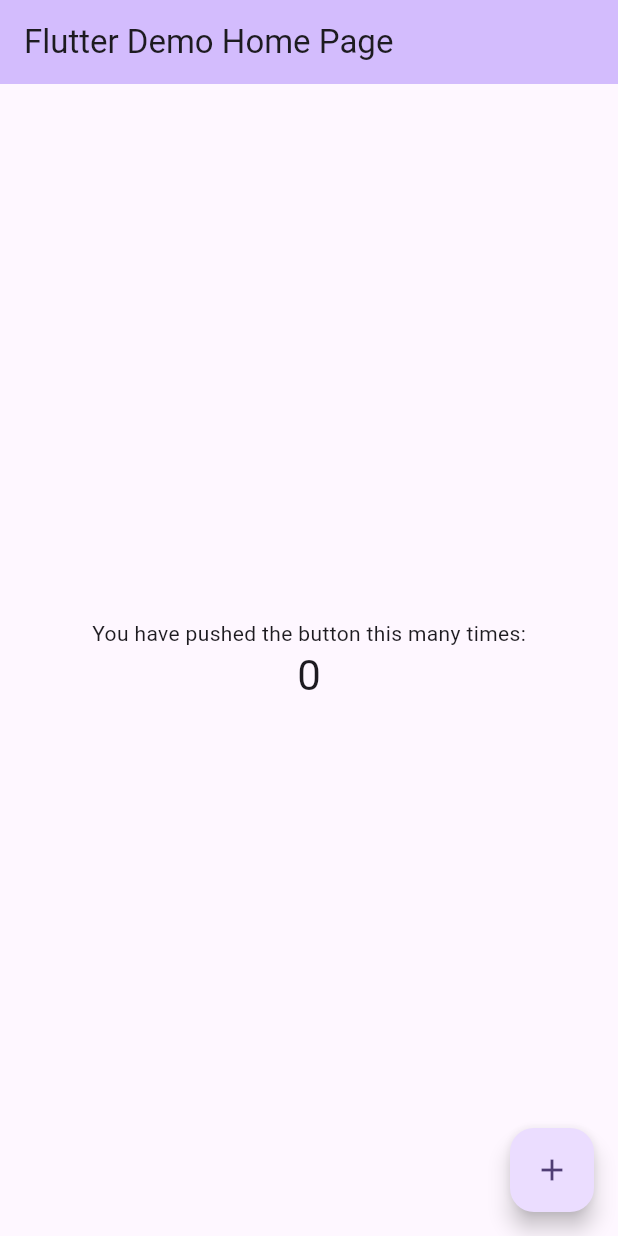
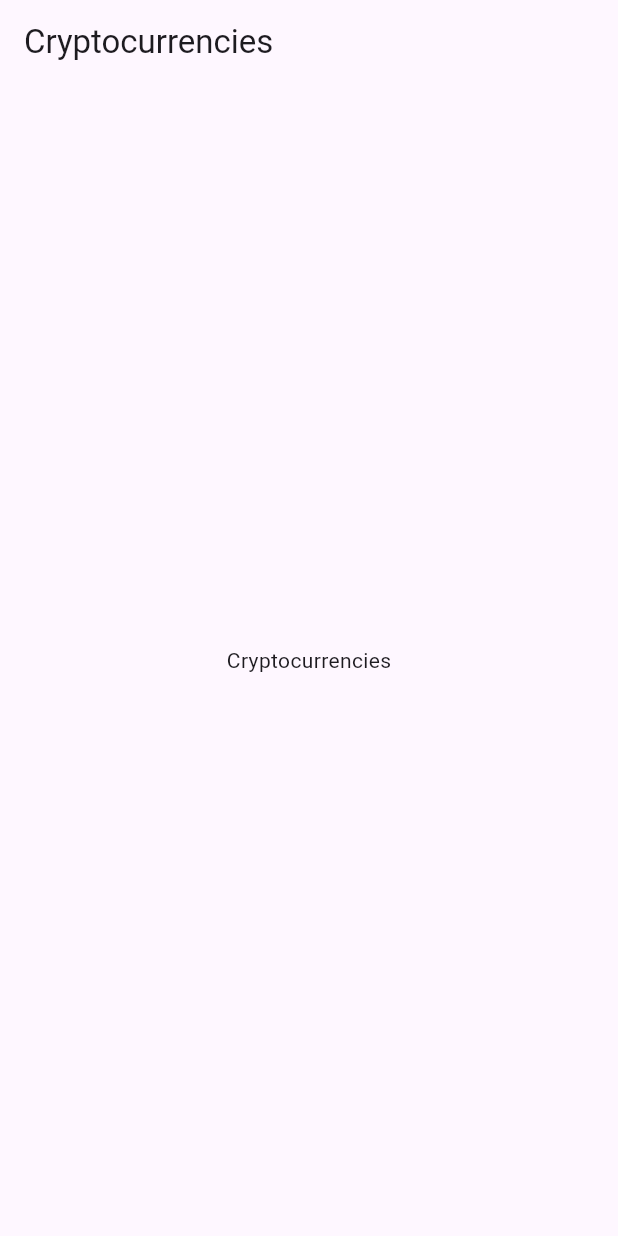
Before and after one commit to vjayrajput/WindmillDigitalPoc, a Flutter app: the screen it shows after launch, on a phone screen of 412 x 824 dp. Run offline on Flutter 3.47's test engine with Material 3 defaults, Android fonts, the phone set to English and light mode, and no system bars; our stand-ins replace dio, equatable, flutter_bloc, get_it.

Commit message:
- home screen entry created

```diff
--- a/lib/core/resources/strings.dart
+++ b/lib/core/resources/strings.dart
@@ -22,4 +22,7 @@ class Strings {
   static const String connectionFailedCheckYourConnection =
       "Connection failed. Check your internet connection.";
   static const String failedToLoadCryptocurrencies = "Failed to load cryptocurrencies with status:";
+
+  static const String routeHome = "/";
+  static const String appTitle = "Cryptocurrencies";
 }
--- a/lib/main.dart
+++ b/lib/main.dart
@@ -1,8 +1,9 @@
 import 'package:flutter/material.dart';
 import 'package:flutter_bloc/flutter_bloc.dart';
+import 'package:windmill_digital_poc/core/resources/strings.dart';
 import 'package:windmill_digital_poc/di/di.dart';
-
-import 'presentation/bloc/cryptocurrency_bloc.dart';
+import 'package:windmill_digital_poc/presentation/bloc/cryptocurrency_bloc.dart';
+import 'package:windmill_digital_poc/presentation/pages/home_page.dart';
 
 void main() {
   setupDependencies();
@@ -17,119 +18,18 @@
 class MyApp extends StatelessWidget {
   const MyApp({super.key});
 
-  // This widget is the root of your application.
   @override
   Widget build(BuildContext context) {
     return MaterialApp(
-      title: 'Flutter Demo',
+      title: Strings.appTitle,
       theme: ThemeData(
-        // This is the theme of your application.
-        //
-        // TRY THIS: Try running your application with "flutter run". You'll see
-        // the application has a purple toolbar. Then, without quitting the app,
-        // try changing the seedColor in the colorScheme below to Colors.green
-        // and then invoke "hot reload" (save your changes or press the "hot
-        // reload" button in a Flutter-supported IDE, or press "r" if you used
-        // the command line to start the app).
-        //
-        // Notice that the counter didn't reset back to zero; the application
-        // state is not lost during the reload. To reset the state, use hot
-        // restart instead.
-        //
-        // This works for code too, not just values: Most code changes can be
-        // tested with just a hot reload.
         colorScheme: ColorScheme.fromSeed(seedColor: Colors.deepPurple),
         useMaterial3: true,
       ),
-      home: const MyHomePage(title: 'Flutter Demo Home Page'),
+      initialRoute: Strings.routeHome,
+      routes: {
+        Strings.routeHome: (context) => HomePage(),
+      },
     );
   }
 }
-
-class MyHomePage extends StatefulWidget {
-  const MyHomePage({super.key, required this.title});
-
-  // This widget is the home page of your application. It is stateful, meaning
-  // that it has a State object (defined below) that contains fields that affect
-  // how it looks.
-
-  // This class is the configuration for the state. It holds the values (in this
-  // case the title) provided by the parent (in this case the App widget) and
-  // used by the build method of the State. Fields in a Widget subclass are
-  // always marked "final".
-
-  final String title;
-
-  @override
-  State<MyHomePage> createState() => _MyHomePageState();
-}
-
-class _MyHomePageState extends State<MyHomePage> {
-  int _counter = 0;
-
-  void _incrementCounter() {
-    setState(() {
-      // This call to setState tells the Flutter framework that something has
-      // changed in this State, which causes it to rerun the build method below
-      // so that the display can reflect the updated values. If we changed
-      // _counter without calling setState(), then the build method would not be
-      // called again, and so nothing would appear to happen.
-      _counter++;
-    });
-  }
-
-  @override
-  Widget build(BuildContext context) {
-    // This method is rerun every time setState is called, for instance as done
-    // by the _incrementCounter method above.
-    //
-    // The Flutter framework has been optimized to make rerunning build methods
-    // fast, so that you can just rebuild anything that needs updating rather
-    // than having to individually change instances of widgets.
-    return Scaffold(
-      appBar: AppBar(
-        // TRY THIS: Try changing the color here to a specific color (to
-        // Colors.amber, perhaps?) and trigger a hot reload to see the AppBar
-        // change color while the other colors stay the same.
-        backgroundColor: Theme.of(context).colorScheme.inversePrimary,
-        // Here we take the value from the MyHomePage object that was created by
-        // the App.build method, and use it to set our appbar title.
-        title: Text(widget.title),
-      ),
-      body: Center(
-        // Center is a layout widget. It takes a single child and positions it
-        // in the middle of the parent.
-        child: Column(
-          // Column is also a layout widget. It takes a list of children and
-          // arranges them vertically. By default, it sizes itself to fit its
-          // children horizontally, and tries to be as tall as its parent.
-          //
-          // Column has various properties to control how it sizes itself and
-          // how it positions its children. Here we use mainAxisAlignment to
-          // center the children vertically; the main axis here is the vertical
-          // axis because Columns are vertical (the cross axis would be
-          // horizontal).
-          //
-          // TRY THIS: Invoke "debug painting" (choose the "Toggle Debug Paint"
-          // action in the IDE, or press "p" in the console), to see the
-          // wireframe for each widget.
-          mainAxisAlignment: MainAxisAlignment.center,
-          children: <Widget>[
-            const Text(
-              'You have pushed the button this many times:',
-            ),
-            Text(
-              '$_counter',
-              style: Theme.of(context).textTheme.headlineMedium,
-            ),
-          ],
-        ),
-      ),
-      floatingActionButton: FloatingActionButton(
-        onPressed: _incrementCounter,
-        tooltip: 'Increment',
-        child: const Icon(Icons.add),
-      ), // This trailing comma makes auto-formatting nicer for build methods.
-    );
-  }
-}
--- /dev/null
+++ b/lib/presentation/pages/home_page.dart
@@ -0,0 +1,18 @@
+import 'package:flutter/material.dart';
+import 'package:windmill_digital_poc/core/resources/strings.dart';
+
+class HomePage extends StatelessWidget {
+  const HomePage({super.key});
+
+  @override
+  Widget build(BuildContext context) {
+    return Scaffold(
+      appBar: AppBar(
+        title: Text(Strings.appTitle),
+      ),
+      body: Center(
+        child: Text(Strings.appTitle),
+      ),
+    );
+  }
+}
```
